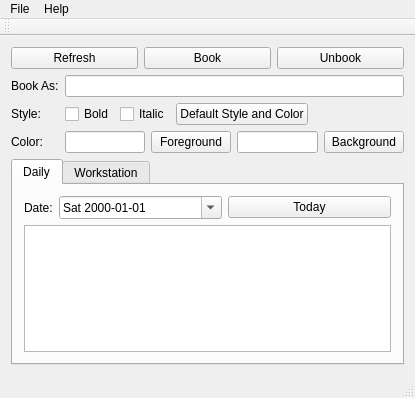
Old version of the form workstationscheduler.ui in the repository maurerpe/WorkstationScheduler.
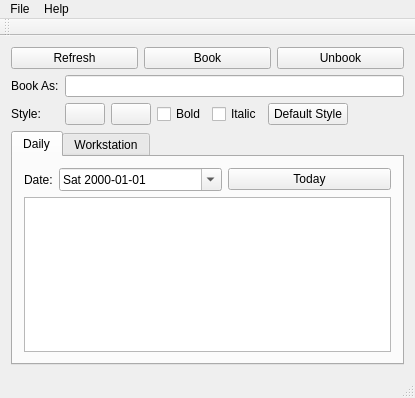
New version of the form.

The edit to the form file:
```diff
--- a/workstationscheduler.ui
+++ b/workstationscheduler.ui
@@ -70,15 +70,22 @@
           </property>
          </widget>
         </item>
-        <item row="2" column="0">
-         <widget class="QLabel" name="label_6">
-          <property name="text">
-           <string>Color:</string>
-          </property>
-         </widget>
-        </item>
         <item row="1" column="1">
          <layout class="QHBoxLayout" name="horizontalLayout_2">
+          <item>
+           <widget class="QPushButton" name="foregroundButton">
+            <property name="text">
+             <string/>
+            </property>
+           </widget>
+          </item>
+          <item>
+           <widget class="QPushButton" name="backgroundButton">
+            <property name="text">
+             <string/>
+            </property>
+           </widget>
+          </item>
           <item>
            <widget class="QCheckBox" name="bold">
             <property name="text">
@@ -96,7 +103,7 @@
           <item>
            <widget class="QPushButton" name="defaultStyleColor">
             <property name="text">
-             <string>Default Style and Color</string>
+             <string>Default Style</string>
             </property>
            </widget>
           </item>
@@ -115,30 +122,6 @@
           </item>
          </layout>
         </item>
-        <item row="2" column="1">
-         <layout class="QHBoxLayout" name="horizontalLayout_3">
-          <item>
-           <widget class="QLineEdit" name="fgColor"/>
-          </item>
-          <item>
-           <widget class="QPushButton" name="foregroundButton">
-            <property name="text">
-             <string>Foreground</string>
-            </property>
-           </widget>
-          </item>
-          <item>
-           <widget class="QLineEdit" name="bgColor"/>
-          </item>
-          <item>
-           <widget class="QPushButton" name="backgroundButton">
-            <property name="text">
-             <string>Background</string>
-            </property>
-           </widget>
-          </item>
-         </layout>
-        </item>
        </layout>
       </item>
       <item>
```
Left out of the diff: 4 changed lines with no effect on the pictures.
